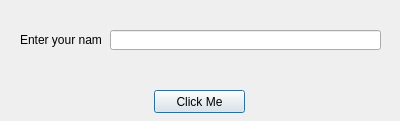
Before: the Qt Designer form FirstApp.ui in DieAntonie/INF2611, drawn with Qt 5.
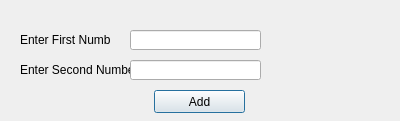
After: the same form once the commit is applied.

Commit message: Add MultiInput processing

Diff of the .ui file:
```diff
--- a/FirstApp.ui
+++ b/FirstApp.ui
@@ -18,12 +18,12 @@
     <rect>
      <x>20</x>
      <y>30</y>
-     <width>81</width>
+     <width>91</width>
      <height>20</height>
     </rect>
    </property>
    <property name="text">
-    <string>Enter your name</string>
+    <string>Enter First Number</string>
    </property>
   </widget>
   <widget class="QLabel" name="labelMessage">
@@ -31,20 +31,20 @@
     <rect>
      <x>20</x>
      <y>60</y>
-     <width>361</width>
+     <width>111</width>
      <height>20</height>
     </rect>
    </property>
    <property name="text">
-    <string/>
+    <string>Enter Second Number</string>
    </property>
   </widget>
   <widget class="QLineEdit" name="lineUserName">
    <property name="geometry">
     <rect>
-     <x>110</x>
+     <x>130</x>
      <y>30</y>
-     <width>271</width>
+     <width>131</width>
      <height>20</height>
     </rect>
    </property>
@@ -62,7 +62,33 @@
     </rect>
    </property>
    <property name="text">
-    <string>Click Me</string>
+    <string>Add</string>
+   </property>
+  </widget>
+  <widget class="QLabel" name="labelAddition">
+   <property name="geometry">
+    <rect>
+     <x>276</x>
+     <y>40</y>
+     <width>111</width>
+     <height>21</height>
+    </rect>
+   </property>
+   <property name="text">
+    <string/>
+   </property>
+  </widget>
+  <widget class="QLineEdit" name="lineSecondNumber">
+   <property name="geometry">
+    <rect>
+     <x>130</x>
+     <y>60</y>
+     <width>131</width>
+     <height>20</height>
+    </rect>
+   </property>
+   <property name="text">
+    <string/>
    </property>
   </widget>
  </widget>
```
Left out of the diff: 8 changed lines with no effect on the pictures. The commit also changes 2 other files.
